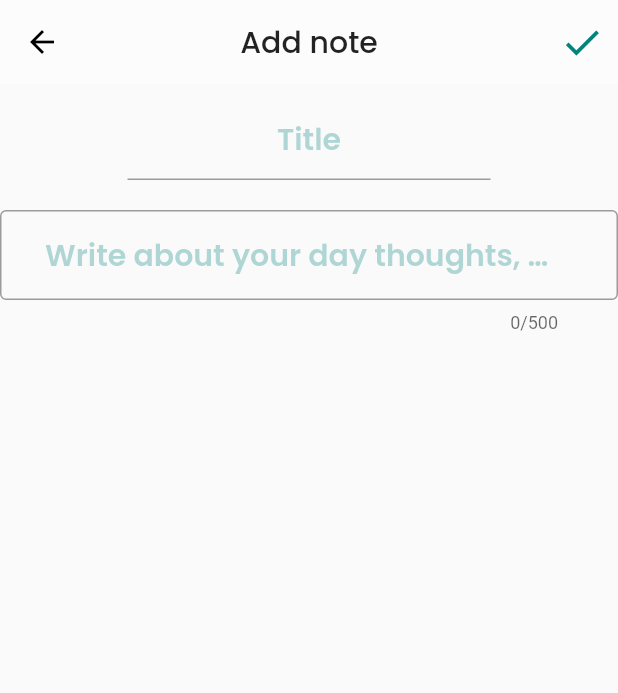
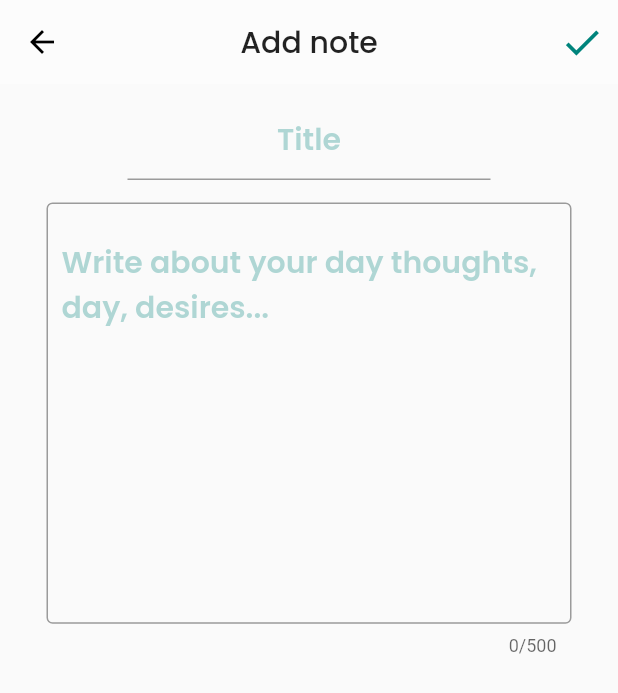
Before and after one commit to sofiabukovskaya/flutter_mindPost_mobile, a Flutter app: the AddNotePage screen opened directly, on a phone screen of 412 x 824 dp. Shown: the top 693 px of the screen. Run offline on Flutter 3.47's test engine with Material 2 defaults, Android fonts, the phone set to English and light mode, and no system bars; our stand-ins replace bloc, cloud_firestore, firebase_auth, firebase_core, flutter_bloc, google_fonts and 1 more; accounts and stored records are empty.

Commit message:
Fixed textfield for comfort input note

```diff
--- a/lib/ui/pages/main_page/screens/personal_notes_screen/add_note_page.dart
+++ b/lib/ui/pages/main_page/screens/personal_notes_screen/add_note_page.dart
@@ -2,6 +2,7 @@ import 'dart:ui';
 
 import 'package:flutter/cupertino.dart';
 import 'package:flutter/material.dart';
+import 'package:flutter/services.dart';
 import 'package:google_fonts/google_fonts.dart';
 
 class AddNotePage extends StatefulWidget {
@@ -37,14 +38,18 @@ class AddNotePageState extends State<AddNotePage> {
       body: Column(children: [
         Center(
             child: Padding(
-          padding: EdgeInsets.only(top: 10, left: 85, right: 85),
+              padding: EdgeInsets.only(top: 10, left: 85, right: 85, bottom: 15),
               child: TextField(
+                inputFormatters: [
+                  LengthLimitingTextInputFormatter(500),
+                ],
                 style: GoogleFonts.poppins(
                     fontSize: 20.0,
                     color: Color(0xFF00847c),
                     fontWeight: FontWeight.w600),
                 textAlign: TextAlign.center,
                 decoration: InputDecoration(
+                  counterText: '',
                   hintText: 'Title',
                   hintStyle: GoogleFonts.poppins(
                       textStyle: TextStyle(
@@ -54,11 +59,14 @@ class AddNotePageState extends State<AddNotePage> {
                 ),
               ),
             )),
-        Container(
-            child: Padding(
-          padding: EdgeInsets.only(top: 20),
+        SingleChildScrollView(
+            scrollDirection: Axis.vertical,
+            child: SizedBox(
+                width: 350,
+                height: 300,
                 child: TextField(
-            autofocus: false,
+                  keyboardType: TextInputType.multiline,
+                  maxLines: 300,
                   maxLength: 500,
                   style: GoogleFonts.poppins(
                       fontSize: 18.0,
@@ -74,9 +82,10 @@ class AddNotePageState extends State<AddNotePage> {
                               fontWeight: FontWeight.w600)),
                       isDense: true,
                       contentPadding:
-                    EdgeInsets.only(left: 30, bottom: 30, right: 40)),
+                      EdgeInsets.symmetric(vertical: 25, horizontal: 10.0)),
                 ),
-        )),
+            )
+        ),
       ]),
     );
   }
--- a/lib/ui/pages/main_page/screens/profile_screen/profile_screen.dart
+++ b/lib/ui/pages/main_page/screens/profile_screen/profile_screen.dart
@@ -50,7 +50,9 @@ class ProfileScreenState extends State<ProfileScreen> {
           builder: (context, snapshot) {
             if(!snapshot.hasData) {
               return Center(
-                child: CircularProgressIndicator(),
+                child: CircularProgressIndicator(
+                  valueColor: AlwaysStoppedAnimation<Color>(Colors.green),
+                ),
               );
             } else if(snapshot.hasData) {
               return SingleChildScrollView(
```
Lines whose indentation alone changed are shown as unchanged.
